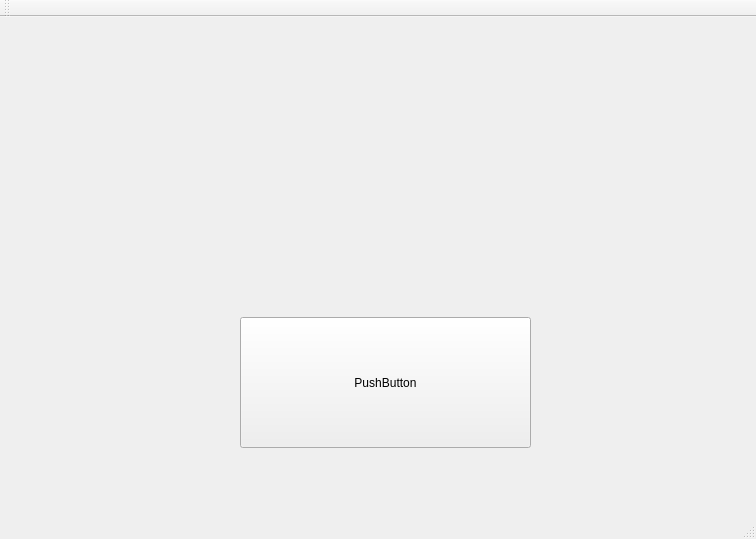
First picture: the form in mainmenu.ui, repository CountMurphy/Jerry-Rig, before the edit.
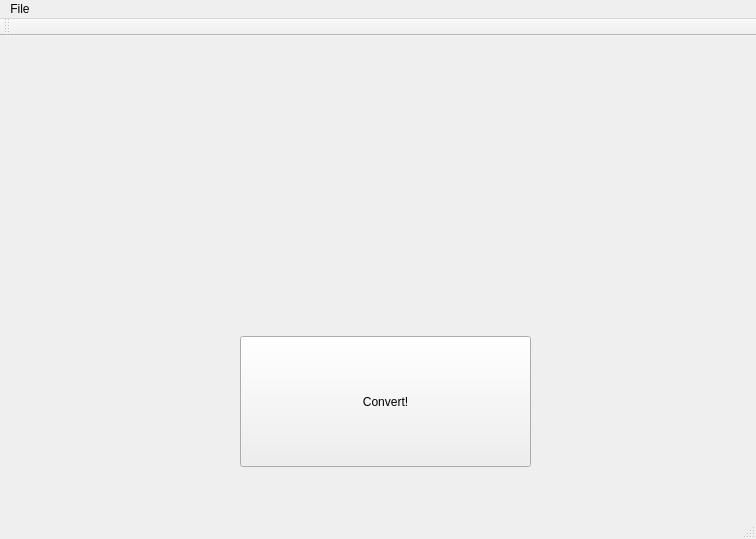
Second picture: the form after the edit. Icons and pictures are not drawn.

Commit message: added settings menu pages

```diff
--- a/mainmenu.ui
+++ b/mainmenu.ui
@@ -28,7 +28,7 @@
      </rect>
     </property>
     <property name="text">
-     <string>PushButton</string>
+     <string>Convert!</string>
     </property>
     <property name="icon">
      <iconset resource="icons.qrc">
@@ -51,6 +51,16 @@
      <height>20</height>
     </rect>
    </property>
+   <widget class="QMenu" name="menuFile">
+    <property name="title">
+     <string>File</string>
+    </property>
+    <addaction name="separator"/>
+    <addaction name="action_Prefrences"/>
+    <addaction name="separator"/>
+    <addaction name="action_Quit"/>
+   </widget>
+   <addaction name="menuFile"/>
   </widget>
   <widget class="QToolBar" name="mainToolBar">
    <attribute name="toolBarArea">
```
Left out of the diff: 18 changed lines with no effect on the pictures. The commit also changes 6 other files.
